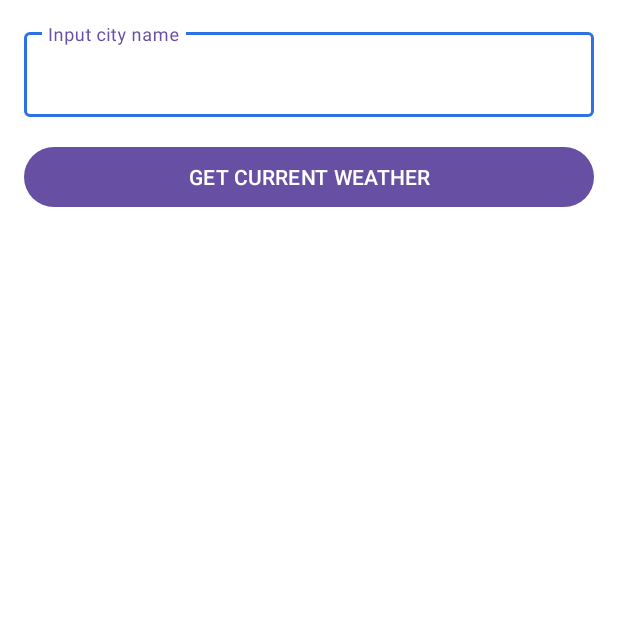
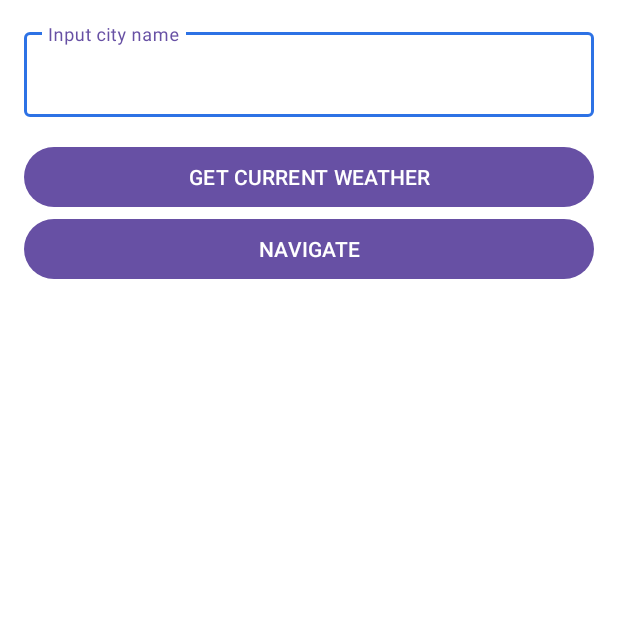
Before and after one commit to alimbeker/WeatherApplication, an Android app: the screen it shows after launch (MainActivity), on a phone screen of 412 x 824 dp, the top half of it. Run offline under Robolectric (Android 15) with nearby library versions, the phone set to English and light mode, and no system bars; our stand-ins replace Dagger/Hilt's generated code; pictures from the network do not load.

Commit message:
navigation by click

```diff
--- a/app/src/main/java/kz/onelab/weatherapplication/MainViewModel.kt
+++ b/app/src/main/java/kz/onelab/weatherapplication/MainViewModel.kt
@@ -22,6 +22,7 @@ class MainViewModel @Inject constructor(
 
     private var _currentWeatherLiveData = MutableLiveData<WeatherResponse?>()
     val currentWeatherLiveData: LiveData<WeatherResponse?> = _currentWeatherLiveData
+
 
     fun getCurrentWeather(city: String) {
         launch(request = {
--- a/app/src/main/java/kz/onelab/weatherapplication/WeatherInfoFragment.kt
+++ b/app/src/main/java/kz/onelab/weatherapplication/WeatherInfoFragment.kt
@@ -15,6 +15,8 @@ import com.bumptech.glide.Glide
 import dagger.hilt.android.AndroidEntryPoint
 import kz.onelab.weatherapplication.databinding.FragmentWeatherInfoBinding
 import java.text.SimpleDateFormat
+import androidx.navigation.fragment.findNavController
+
 
 @AndroidEntryPoint
 class WeatherInfoFragment : Fragment() {
@@ -38,6 +40,10 @@ class WeatherInfoFragment : Fragment() {
                 viewModel.getCurrentWeather(binding.cityInput.text.toString())
             }
             else Toast.makeText(this.context, "Input city name", Toast.LENGTH_SHORT).show()
+        }
+
+        binding.navigate.setOnClickListener {
+            findNavController().navigate(R.id.action_weatherInfoFragment_to_weatherListFragment)
         }
         setUpData()
         setUpLoader()
--- a/app/src/main/res/layout/fragment_weather_info.xml
+++ b/app/src/main/res/layout/fragment_weather_info.xml
@@ -31,6 +31,15 @@
       android:layout_height="wrap_content"
       android:layout_marginHorizontal="16dp"
       android:text="@string/get_current_weather"
+      android:gravity="center"
+      android:textAllCaps="true" />
+
+  <com.google.android.material.button.MaterialButton
+      android:id="@+id/navigate"
+      android:layout_width="match_parent"
+      android:layout_height="wrap_content"
+      android:layout_marginHorizontal="16dp"
+      android:text="navigate"
       android:gravity="center"
       android:textAllCaps="true" />
 
--- a/app/src/main/res/navigation/navigation.xml
+++ b/app/src/main/res/navigation/navigation.xml
@@ -9,5 +9,14 @@
         android:id="@+id/weatherInfoFragment"
         android:name="kz.onelab.weatherapplication.WeatherInfoFragment"
         android:label="WeatherInfoFragment"
-        tools:layout="@layout/fragment_weather_info"/>
+        tools:layout="@layout/fragment_weather_info">
+        <action
+            android:id="@+id/action_weatherInfoFragment_to_weatherListFragment"
+            app:destination="@id/weatherListFragment" />
+    </fragment>
+    <fragment
+        android:id="@+id/weatherListFragment"
+        android:name="kz.onelab.weatherapplication.WeatherListFragment"
+        android:label="fragment_weather_list"
+        tools:layout="@layout/fragment_weather_list" />
 </navigation>
```
Also changed, not shown: app/src/main/java/kz/onelab/weatherapplication/WeatherListFragment.kt (added, +52 -0 lines), app/src/main/res/layout/fragment_weather_list.xml (added, +15 -0 lines), app/src/main/res/drawable/partly_cloudy.png (deleted), app/src/main/res/drawable/sun.png (deleted).
